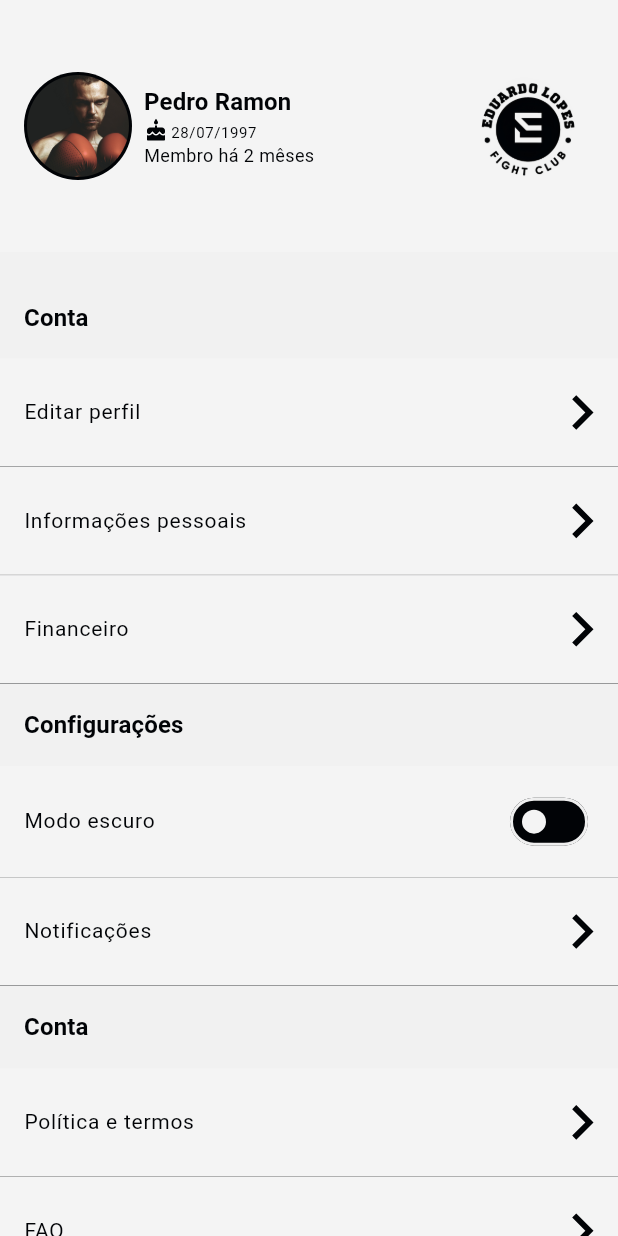
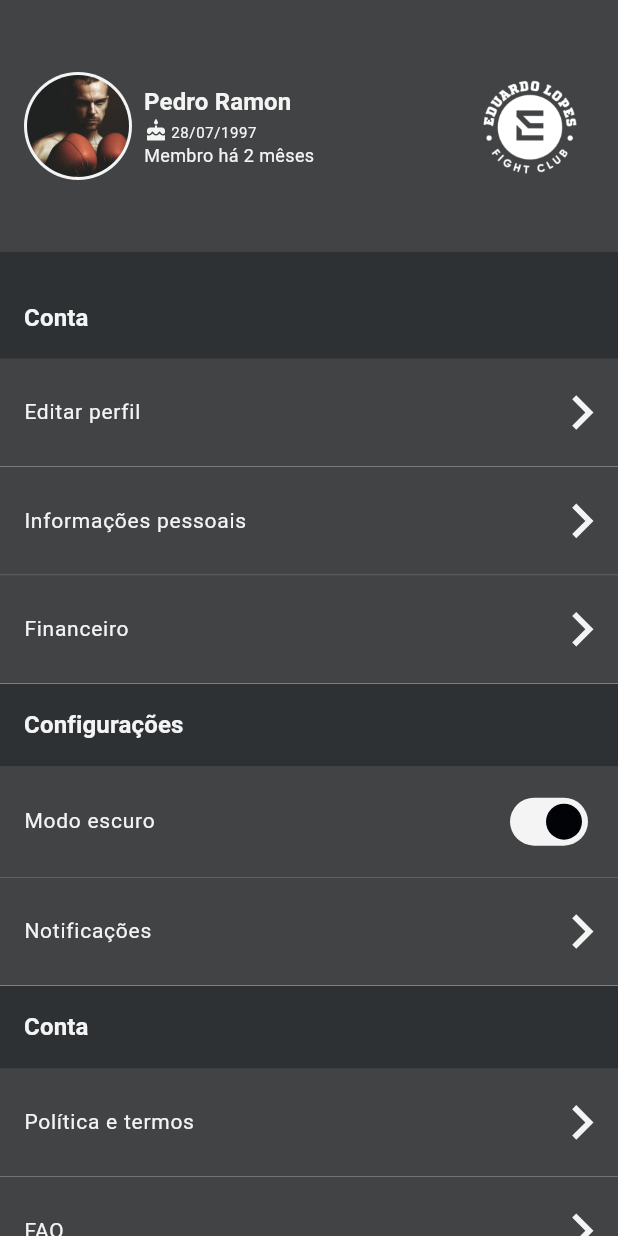
Before and after one commit to EdFilho/elfc, a Flutter app: the ProfilePage screen opened directly, after a tap on "Modo escuro", on a phone screen of 412 x 824 dp. Run offline on Flutter 3.47's test engine with Material 2 defaults, Android fonts, the phone set to English and light mode, and no system bars; our stand-ins replace dio, flare_flutter, flutter_keyboard_visibility, flutter_screenutil, flutter_secure_storage, flutter_svg and 4 more; accounts and stored records are empty.

Commit message:
feat: theme mode persist

```diff
--- a/lib/app/core/configs/app_widget.dart
+++ b/lib/app/core/configs/app_widget.dart
@@ -26,7 +26,7 @@ class _AppWidgetState extends State<AppWidget> {
           title: 'ELFC',
           theme: AppTheme.lightTheme,
           darkTheme: AppTheme.darkTheme,
-          themeMode: ThemeMode.dark,
+          themeMode: ThemeMode.system,
           locale: const Locale('pt', 'BR'),
           localizationsDelegates: const [
             GlobalMaterialLocalizations.delegate,
--- a/lib/app/ui/pages/auth/onboarding/onboarding_page.dart
+++ b/lib/app/ui/pages/auth/onboarding/onboarding_page.dart
@@ -24,7 +24,7 @@ class OnboardingPage extends GetView<OnboardingController> {
               Center(
                 child: Image(
                   image: AssetImage(
-                    Get.isDarkMode
+                    context.isDarkMode
                         ? "assets/images/logo_white.png"
                         : "assets/images/logo_black.png",
                   ),
--- a/lib/app/ui/pages/home/components/tabs/profile/profile.dart
+++ b/lib/app/ui/pages/home/components/tabs/profile/profile.dart
@@ -1,92 +1,2 @@
-import 'package:elfc/app/core/configs/app_routes.dart';
-import 'package:elfc/app/core/shared/enums/menu_option_type.dart';
-import 'package:flutter/material.dart';
-import 'package:get/get.dart';
-
-import '../../../../../shared/components/components.dart';
-import '../../../home_controller.dart';
-
-class ProfilePage extends GetView<HomeController> {
-  const ProfilePage({super.key});
-
-  @override
-  Widget build(BuildContext context) {
-    return Scaffold(
-      resizeToAvoidBottomInset: true,
-      body: SafeArea(
-        child: SingleChildScrollView(
-          child: Column(
-            crossAxisAlignment: CrossAxisAlignment.start,
-            children: [
-              const UserCard(
-                userName: "Pedro Ramon",
-                birthDate: "28/07/1997",
-                createdAt: "2",
-              ),
-              const SizedBox(height: 32),
-              Padding(
-                padding: const EdgeInsets.only(left: 16, bottom: 16),
-                child: Text(
-                  "Conta",
-                  style: Theme.of(context).textTheme.titleSmall,
-                ),
-              ),
-              MenuOptions(
-                label: "Editar perfil",
-                onTap: () => Get.toNamed(Routes.editProfile),
-              ),
-              MenuOptions(
-                label: "Informações pessoais",
-                onTap: () => {},
-              ),
-              MenuOptions(
-                label: "Financeiro",
-                onTap: () => {},
-              ),
-              const SizedBox(height: 16),
-              Padding(
-                padding: const EdgeInsets.only(left: 16, bottom: 16),
-                child: Text(
-                  "Configurações",
-                  style: Theme.of(context).textTheme.titleSmall,
-                ),
-              ),
-              MenuOptions(
-                label: "Modo escuro",
-                onTap: () => Get.changeThemeMode(
-                  context.isDarkMode ? ThemeMode.light : ThemeMode.dark,
-                ),
-                switcherOn: context.isDarkMode,
-                type: MenuOptionType.switcher,
-              ),
-              MenuOptions(
-                label: "Notificações",
-                onTap: () => {},
-              ),
-              const SizedBox(height: 16),
-              Padding(
-                padding: const EdgeInsets.only(left: 16, bottom: 16),
-                child: Text(
-                  "Conta",
-                  style: Theme.of(context).textTheme.titleSmall,
-                ),
-              ),
-              MenuOptions(
-                label: "Política e termos",
-                onTap: () => {},
-              ),
-              MenuOptions(
-                label: "FAQ",
-                onTap: () => {},
-              ),
-              MenuOptions(
-                label: "Suporte",
-                onTap: () => {},
-              ),
-            ],
-          ),
-        ),
-      ),
-    );
-  }
-}
+export './profile_page.dart';
+export './profile_controller.dart';
--- /dev/null
+++ b/lib/app/ui/pages/home/components/tabs/profile/profile_controller.dart
@@ -0,0 +1,15 @@
+import 'package:elfc/app/core/cache/cache.dart';
+import 'package:flutter/material.dart';
+import 'package:get/get.dart';
+
+class ProfileController extends GetxController {
+  Future<void> changeThemeMode() async {
+    if (Get.isDarkMode) {
+      await CacheAdapter().writeStorage(CacheString.themeModeKey, "light");
+      Get.changeThemeMode(ThemeMode.light);
+    } else {
+      await CacheAdapter().writeStorage(CacheString.themeModeKey, "dark");
+      Get.changeThemeMode(ThemeMode.dark);
+    }
+  }
+}
--- /dev/null
+++ b/lib/app/ui/pages/home/components/tabs/profile/profile_page.dart
@@ -0,0 +1,90 @@
+import 'package:elfc/app/core/configs/app_routes.dart';
+import 'package:elfc/app/core/shared/enums/menu_option_type.dart';
+import 'package:elfc/app/ui/pages/home/components/tabs/tabs.dart';
+import 'package:flutter/material.dart';
+import 'package:get/get.dart';
+
+import '../../../../../shared/components/components.dart';
+
+class ProfilePage extends GetView<ProfileController> {
+  const ProfilePage({super.key});
+
+  @override
+  Widget build(BuildContext context) {
+    return Scaffold(
+      resizeToAvoidBottomInset: true,
+      body: SafeArea(
+        child: SingleChildScrollView(
+          child: Column(
+            crossAxisAlignment: CrossAxisAlignment.start,
+            children: [
+              const UserCard(
+                userName: "Pedro Ramon",
+                birthDate: "28/07/1997",
+                createdAt: "2",
+              ),
+              const SizedBox(height: 32),
+              Padding(
+                padding: const EdgeInsets.only(left: 16, bottom: 16),
+                child: Text(
+                  "Conta",
+                  style: Theme.of(context).textTheme.titleSmall,
+                ),
+              ),
+              MenuOptions(
+                label: "Editar perfil",
+                onTap: () => Get.toNamed(Routes.editProfile),
+              ),
+              MenuOptions(
+                label: "Informações pessoais",
+                onTap: () => {},
+              ),
+              MenuOptions(
+                label: "Financeiro",
+                onTap: () => {},
+              ),
+              const SizedBox(height: 16),
+              Padding(
+                padding: const EdgeInsets.only(left: 16, bottom: 16),
+                child: Text(
+                  "Configurações",
+                  style: Theme.of(context).textTheme.titleSmall,
+                ),
+              ),
+              MenuOptions(
+                label: "Modo escuro",
+                onTap: () => controller.changeThemeMode(),
+                switcherOn: context.isDarkMode,
+                type: MenuOptionType.switcher,
+              ),
+              MenuOptions(
+                label: "Notificações",
+                onTap: () => {},
+              ),
+              const SizedBox(height: 16),
+              Padding(
+                padding: const EdgeInsets.only(left: 16, bottom: 16),
+                child: Text(
+                  "Conta",
+                  style: Theme.of(context).textTheme.titleSmall,
+                ),
+              ),
+              MenuOptions(
+                label: "Política e termos",
+                onTap: () => {},
+              ),
+              MenuOptions(
+                label: "FAQ",
+                onTap: () => {},
+              ),
+              MenuOptions(
+                label: "Suporte",
+                onTap: () => {},
+              ),
+            ],
+          ),
+        ),
+      ),
+    );
+  }
+}
--- a/lib/app/ui/pages/home/components/tabs/tabs.dart
+++ b/lib/app/ui/pages/home/components/tabs/tabs.dart
@@ -1,4 +1,4 @@
 export './calendar/calendar.dart';
 export './feed/feed.dart';
+export './score/score.dart';
 export './profile/profile.dart';
-export './score/score.dart';
--- a/lib/app/ui/pages/home/home_binding.dart
+++ b/lib/app/ui/pages/home/home_binding.dart
@@ -8,5 +8,6 @@ class HomeBinding implements Bindings {
   void dependencies() {
     Get.lazyPut<HomeController>(() => HomeController());
     Get.lazyPut<CalendarController>(() => CalendarController());
+    Get.lazyPut<ProfileController>(() => ProfileController());
   }
 }
--- a/lib/app/ui/shared/components/molecules/user_card.dart
+++ b/lib/app/ui/shared/components/molecules/user_card.dart
@@ -7,18 +7,18 @@ class UserCard extends StatelessWidget {
   final String userName, birthDate, createdAt;
 
   const UserCard({
-    super.key,
+    Key? key,
     required this.userName,
     required this.birthDate,
     required this.createdAt,
-  });
+  }) : super(key: key);
 
   @override
   Widget build(BuildContext context) {
     return Container(
       padding: const EdgeInsets.symmetric(
-        horizontal: 16,
-        vertical: 40,
+        horizontal: 16.0,
+        vertical: 40.0,
       ),
       decoration: BoxDecoration(
         color: Theme.of(context).dialogBackgroundColor,
@@ -64,13 +64,11 @@ class UserCard extends StatelessWidget {
             ],
           ),
           const Spacer(),
-          Image(
-            height: 88,
-            image: AssetImage(
-              context.isDarkMode
-                  ? "assets/images/logo_white.png"
-                  : "assets/images/logo_black.png",
-            ),
+          Image.asset(
+            context.isDarkMode
+                ? "assets/images/logo_white.png"
+                : "assets/images/logo_black.png",
+            height: 88.0,
           ),
         ],
       ),
--- a/pubspec.yaml
+++ b/pubspec.yaml
@@ -17,7 +17,6 @@ dependencies:
   dartz: ^0.10.1
   dio: ^5.0.1
   get: ^4.6.5
-  get_storage: ^2.1.1
   google_fonts: ^3.0.1
   flare_flutter: ^3.0.2
   flutter_keyboard_visibility: ^5.4.0
```
Also changed, not shown: lib/app/core/cache/cache_adapter.dart (+16 -0 lines), lib/app/ui/pages/splash/splash_controller.dart (+6 -2 lines), pubspec.lock.
